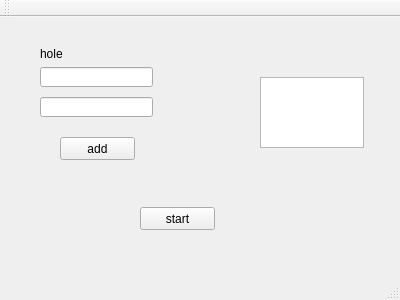
Old version of the form mainwindow.ui in the repository muhnash/OS_MemoryAllocation.
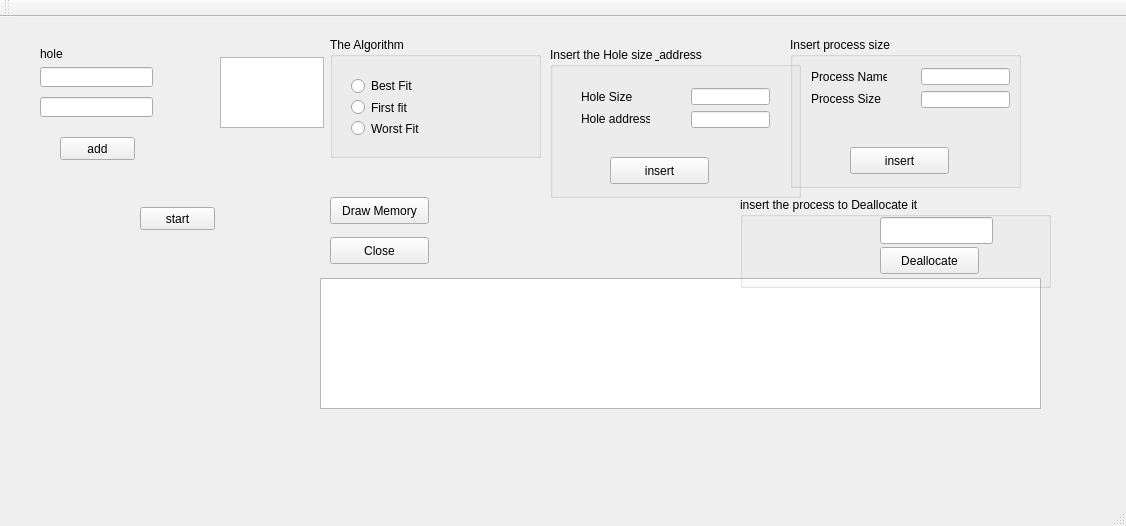
New version of the form.

```diff
--- a/mainwindow.ui
+++ b/mainwindow.ui
@@ -6,8 +6,8 @@
    <rect>
     <x>0</x>
     <y>0</y>
-    <width>400</width>
-    <height>300</height>
+    <width>1126</width>
+    <height>526</height>
    </rect>
   </property>
   <property name="windowTitle">
@@ -63,8 +63,8 @@
    <widget class="QTextEdit" name="out">
     <property name="geometry">
      <rect>
-      <x>260</x>
-      <y>60</y>
+      <x>220</x>
+      <y>40</y>
       <width>104</width>
       <height>71</height>
      </rect>
@@ -83,6 +83,270 @@
      <string>start</string>
     </property>
    </widget>
+   <widget class="QPushButton" name="pushButton_2">
+    <property name="geometry">
+     <rect>
+      <x>330</x>
+      <y>220</y>
+      <width>99</width>
+      <height>27</height>
+     </rect>
+    </property>
+    <property name="text">
+     <string>Close</string>
+    </property>
+   </widget>
+   <widget class="QPushButton" name="pushButton">
+    <property name="geometry">
+     <rect>
+      <x>330</x>
+      <y>180</y>
+      <width>99</width>
+      <height>27</height>
+     </rect>
+    </property>
+    <property name="text">
+     <string>Draw Memory</string>
+    </property>
+   </widget>
+   <widget class="QGroupBox" name="groupBox_3">
+    <property name="geometry">
+     <rect>
+      <x>790</x>
+      <y>20</y>
+      <width>231</width>
+      <height>151</height>
+     </rect>
+    </property>
+    <property name="autoFillBackground">
+     <bool>false</bool>
+    </property>
+    <property name="title">
+     <string>Insert process size</string>
+    </property>
+    <widget class="QPushButton" name="processInsertButton_2">
+     <property name="geometry">
+      <rect>
+       <x>60</x>
+       <y>110</y>
+       <width>99</width>
+       <height>27</height>
+      </rect>
+     </property>
+     <property name="text">
+      <string>insert</string>
+     </property>
+    </widget>
+    <widget class="QWidget" name="layoutWidget_6">
+     <property name="geometry">
+      <rect>
+       <x>10</x>
+       <y>20</y>
+       <width>98</width>
+       <height>61</height>
+      </rect>
+     </property>
+     <layout class="QVBoxLayout" name="verticalLayout_7">
+      <item>
+       <widget class="QLabel" name="label_6">
+        <property name="text">
+         <string>Process Name</string>
+        </property>
+       </widget>
+      </item>
+      <item>
+       <widget class="QLabel" name="label_7">
+        <property name="text">
+         <string>Process Size</string>
+        </property>
+       </widget>
+      </item>
+     </layout>
+    </widget>
+    <widget class="QWidget" name="layoutWidget_7">
+     <property name="geometry">
+      <rect>
+       <x>120</x>
+       <y>20</y>
+       <width>111</width>
+       <height>62</height>
+      </rect>
+     </property>
+     <layout class="QVBoxLayout" name="verticalLayout_8">
+      <item>
+       <widget class="QLineEdit" name="insert_4"/>
+      </item>
+      <item>
+       <widget class="QLineEdit" name="insert_5"/>
+      </item>
+     </layout>
+    </widget>
+   </widget>
+   <widget class="QGraphicsView" name="graphicsView">
+    <property name="geometry">
+     <rect>
+      <x>320</x>
+      <y>261</y>
+      <width>721</width>
+      <height>131</height>
+     </rect>
+    </property>
+   </widget>
+   <widget class="QGroupBox" name="groupBox_4">
+    <property name="geometry">
+     <rect>
+      <x>740</x>
+      <y>180</y>
+      <width>311</width>
+      <height>91</height>
+     </rect>
+    </property>
+    <property name="title">
+     <string>insert the process to Deallocate it</string>
+    </property>
+    <widget class="QPushButton" name="pushButton_4">
+     <property name="geometry">
+      <rect>
+       <x>140</x>
+       <y>50</y>
+       <width>99</width>
+       <height>27</height>
+      </rect>
+     </property>
+     <property name="text">
+      <string>Deallocate</string>
+     </property>
+    </widget>
+    <widget class="QLineEdit" name="lineEdit_2">
+     <property name="geometry">
+      <rect>
+       <x>140</x>
+       <y>20</y>
+       <width>113</width>
+       <height>27</height>
+      </rect>
+     </property>
+    </widget>
+   </widget>
+   <widget class="QGroupBox" name="groupBox">
+    <property name="geometry">
+     <rect>
+      <x>330</x>
+      <y>20</y>
+      <width>211</width>
+      <height>121</height>
+     </rect>
+    </property>
+    <property name="title">
+     <string>The Algorithm</string>
+    </property>
+    <widget class="QWidget" name="layoutWidget_8">
+     <property name="geometry">
+      <rect>
+       <x>10</x>
+       <y>30</y>
+       <width>191</width>
+       <height>80</height>
+      </rect>
+     </property>
+     <layout class="QVBoxLayout" name="verticalLayout_4">
+      <item>
+       <widget class="QRadioButton" name="bestFit_2">
+        <property name="text">
+         <string>Best Fit</string>
+        </property>
+       </widget>
+      </item>
+      <item>
+       <widget class="QRadioButton" name="firstFit_2">
+        <property name="text">
+         <string>First fit</string>
+        </property>
+       </widget>
+      </item>
+      <item>
+       <widget class="QRadioButton" name="worstFit_2">
+        <property name="text">
+         <string>Worst Fit</string>
+        </property>
+       </widget>
+      </item>
+     </layout>
+    </widget>
+   </widget>
+   <widget class="QGroupBox" name="groupBox_2">
+    <property name="geometry">
+     <rect>
+      <x>550</x>
+      <y>30</y>
+      <width>251</width>
+      <height>151</height>
+     </rect>
+    </property>
+    <property name="autoFillBackground">
+     <bool>false</bool>
+    </property>
+    <property name="title">
+     <string>Insert the Hole size &amp; address</string>
+    </property>
+    <widget class="QPushButton" name="insertButton_2">
+     <property name="geometry">
+      <rect>
+       <x>60</x>
+       <y>110</y>
+       <width>99</width>
+       <height>27</height>
+      </rect>
+     </property>
+     <property name="text">
+      <string>insert</string>
+     </property>
+    </widget>
+    <widget class="QWidget" name="layoutWidget_9">
+     <property name="geometry">
+      <rect>
+       <x>20</x>
+       <y>30</y>
+       <width>91</width>
+       <height>61</height>
+      </rect>
+     </property>
+     <layout class="QVBoxLayout" name="verticalLayout_9">
+      <item>
+       <widget class="QLabel" name="label_3">
+        <property name="text">
+         <string>Hole Size</string>
+        </property>
+       </widget>
+      </item>
+      <item>
+       <widget class="QLabel" name="label_8">
+        <property name="text">
+         <string>Hole address</string>
+        </property>
+       </widget>
+      </item>
+     </layout>
+    </widget>
+    <widget class="QWidget" name="layoutWidget_10">
+     <property name="geometry">
+      <rect>
+       <x>130</x>
+       <y>30</y>
+       <width>101</width>
+       <height>62</height>
+      </rect>
+     </property>
+     <layout class="QVBoxLayout" name="verticalLayout_10">
+      <item>
+       <widget class="QLineEdit" name="holesize"/>
+      </item>
+      <item>
+       <widget class="QLineEdit" name="holeaddress"/>
+      </item>
+     </layout>
+    </widget>
+   </widget>
   </widget>
   <widget class="QMenuBar" name="menuBar">
    <property name="geometry">
```
Left out of the diff: 4 changed lines with no effect on the pictures.
